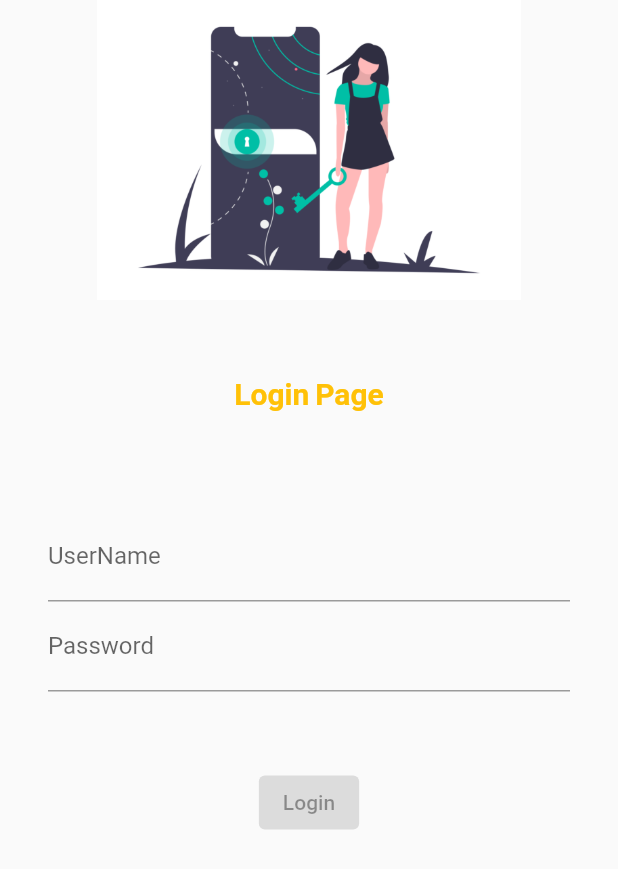
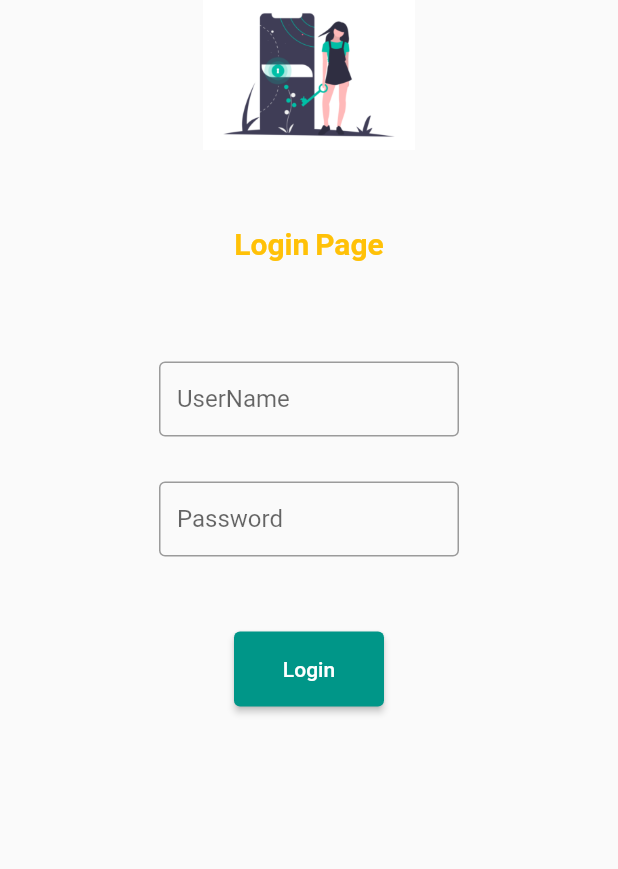
Before and after one commit to sonalspatel22/first_flutter_projects, a Flutter app: the screen it shows after launch, on a phone screen of 412 x 824 dp. Shown: the top 869 px of the screen. Run offline on Flutter 3.47's test engine with Material 2 defaults, Android fonts, the phone set to English and light mode, and no system bars; our stand-ins replace google_fonts; Roboto replaces fonts that are missing (Abel, Lacquer).

```diff
--- a/lib/main.dart
+++ b/lib/main.dart
@@ -1,5 +1,6 @@
 import 'package:first_flutter_projects/pages/home_page.dart';
 import 'package:first_flutter_projects/pages/login.dart';
+import 'package:first_flutter_projects/utils/routes.dart';
 import 'package:flutter/material.dart';
 import 'package:google_fonts/google_fonts.dart';
 
@@ -15,22 +16,20 @@ class MyApp extends StatelessWidget {
       themeMode: ThemeMode.light,
       title: 'Flutter Demo',
       theme: ThemeData(
-        primarySwatch: Colors.teal,
-        primaryTextTheme: GoogleFonts.latoTextTheme(),
-        fontFamily: GoogleFonts.lacquer().fontFamily
-      ),
-      darkTheme: ThemeData(primarySwatch:Colors.teal),
+          primarySwatch: Colors.teal,
+          primaryTextTheme: GoogleFonts.latoTextTheme(),
+          fontFamily: GoogleFonts.abel().fontFamily),
+      darkTheme: ThemeData(primarySwatch: Colors.teal),
       // home: HomePage(),
       routes: {
-        "/":(context)=> LoginPage(),
-        "/home":(context)=>HomePage(),
-        "/login":(context)=>LoginPage()
+        "/": (context) => LoginPage(),
+        MyRouts.homeRoute: (context) => HomePage(),
+        MyRouts.loginRoute: (context) => LoginPage()
       },
     );
   }
 
-  bringVeg(){
+  bringVeg() {
     print("Vegetablesssss");
   }
-
 }
--- a/lib/pages/login.dart
+++ b/lib/pages/login.dart
@@ -1,4 +1,4 @@
-import 'package:flutter/cupertino.dart';
+import 'package:first_flutter_projects/utils/routes.dart';
 import 'package:flutter/material.dart';
 
 class LoginPage extends StatelessWidget {
@@ -15,11 +15,12 @@ class LoginPage extends StatelessWidget {
       // )
 
       //"set image on whole page"
+      child: SingleChildScrollView(
         child: Column(
           children: [
             Image.asset(
               "assets/images/undraw_unlock_24mb.png",
-            height: 200,
+              height: 100,
               fit: BoxFit.fitWidth,
             ),
             const SizedBox(
@@ -29,7 +30,9 @@ class LoginPage extends StatelessWidget {
             const Text(
               "Login Page",
               style: TextStyle(
-                fontSize: 20, color: Colors.amber, fontWeight: FontWeight.bold),
+                  fontSize: 20,
+                  color: Colors.amber,
+                  fontWeight: FontWeight.bold),
             ),
             //
             const SizedBox(
@@ -40,25 +43,48 @@ class LoginPage extends StatelessWidget {
               child: Center(
                 child: Column(
                   children: [
-                  TextFormField(
+                    ConstrainedBox(
+                      constraints: BoxConstraints.tight(const Size(200, 50)),
+                      child: TextFormField(
                         decoration: const InputDecoration(
                           hintText: "Enter UserName",
                           labelText: "UserName",
+                          border: OutlineInputBorder(),
+                        ),
+                        validator: (String value) {
+                          return (value != null && value.contains('@'))
+                              ? 'Do not use the @ char.'
+                              : null;
+                        },
+                        onSaved: (String value) {},
                       ),
                     ),
-                  TextFormField(
+                    const SizedBox(
+                      height: 30.0,
+                    ),
+                    ConstrainedBox(
+                      constraints: BoxConstraints.tight(const Size(200, 50)),
+                      child: TextFormField(
+                        obscureText: true,
                         decoration: const InputDecoration(
+                          border: OutlineInputBorder(),
                           hintText: "Enter PassWord",
                           labelText: "Password",
+                        ),
+
                       ),
                     ),
                     const SizedBox(
                       height: 50.0,
                     ),
                     ElevatedButton(
-                    onPressed: onPressed(),
-                    child: Text("Login"),
-                    style: TextButton.styleFrom(),
+                      onPressed: () {
+                        Navigator.of(context).pushNamed(MyRouts.homeRoute);
+                      },
+                      child: const Text("Login"),
+                      style: TextButton.styleFrom(
+                          backgroundColor: Colors.teal,
+                          minimumSize: const Size(100, 50)),
                     )
                   ],
                 ),
@@ -66,10 +92,7 @@ class LoginPage extends StatelessWidget {
             ),
           ],
         ),
+      ),
     );
   }
-
-  onPressed() {
-    print("Hi Login to Flutter");
 }
-}
--- /dev/null
+++ b/lib/utils/routes.dart
@@ -0,0 +1,4 @@
+class MyRouts{
+    static String loginRoute = "/login";
+    static String homeRoute ="/home";
+}
```
Lines whose indentation alone changed are shown as unchanged.
